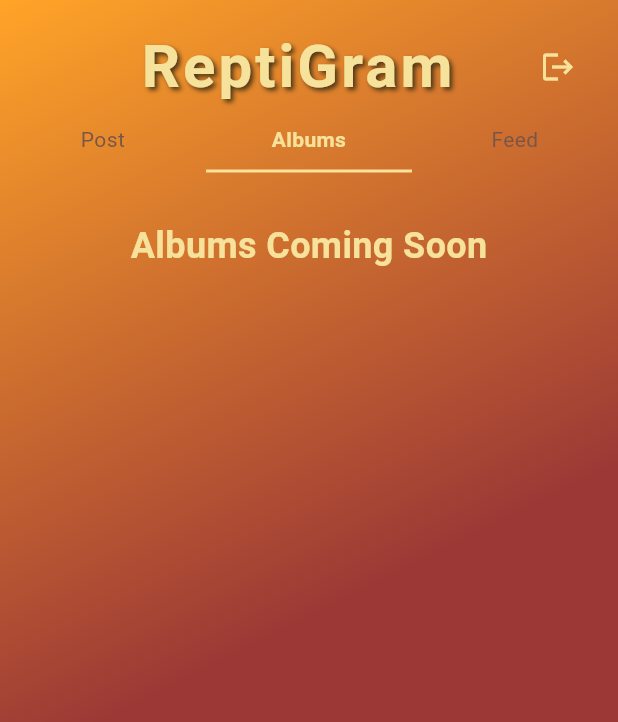
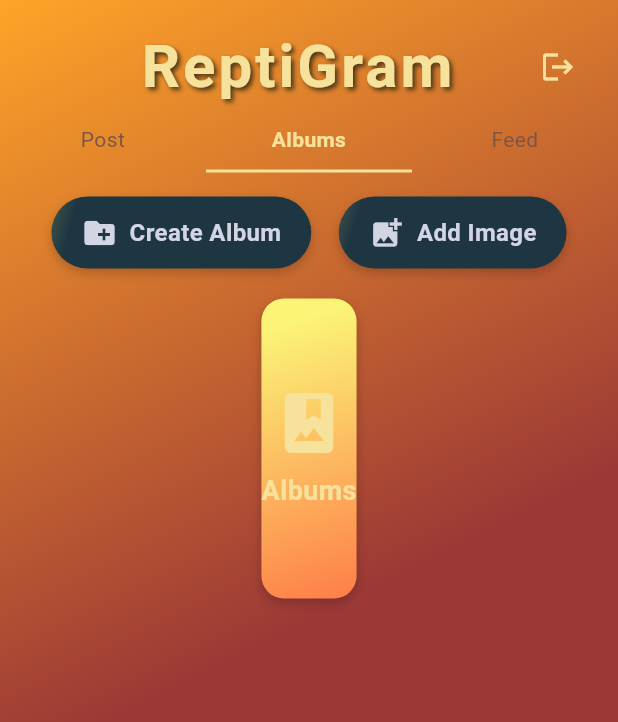
Before and after one commit to FelipeJuarezJr/ReptiGramFinalApp, a Flutter app: the AlbumsScreen screen opened directly, on a phone screen of 412 x 824 dp. Shown: the top 722 px of the screen. Run offline on Flutter 3.47's test engine with Material 3 defaults, Android fonts, the phone set to English and light mode, and no system bars; our stand-ins replace firebase_auth, firebase_core, flutter_dotenv, flutter_svg, google_sign_in; accounts and stored records are empty; generated files the repository leaves out were written again.

Commit message:
Added Create Album & Add Image icons

```diff
--- a/lib/screens/albums_screen.dart
+++ b/lib/screens/albums_screen.dart
@@ -25,21 +25,38 @@ class _AlbumsScreenState extends State<AlbumsScreen> {
               const TitleHeader(),
               const Header(initialIndex: 1),
               Expanded(
-                child: SingleChildScrollView(
+                child: Padding(
                   padding: const EdgeInsets.all(16.0),
                   child: Column(
                     children: [
-                      // Album content will go here
-                      Container(
-                        padding: const EdgeInsets.all(16.0),
-                        child: const Text(
-                          'Albums Coming Soon',
-                          style: TextStyle(
-                            color: AppColors.titleText,
-                            fontSize: 24,
-                            fontWeight: FontWeight.bold,
+                      // Action Buttons at the top
+                      Row(
+                        mainAxisAlignment: MainAxisAlignment.spaceEvenly,
+                        children: [
+                          _buildActionButton(
+                            'Create Album',
+                            Icons.create_new_folder,
+                            () {
+                              // TODO: Navigate to Create Album view
+                            },
                           ),
-                        ),
+                          _buildActionButton(
+                            'Add Image',
+                            Icons.add_photo_alternate,
+                            () {
+                              // TODO: Navigate to Add Image view
+                            },
+                          ),
+                        ],
+                      ),
+                      const SizedBox(height: 20),
+                      // Albums Grid below
+                      _buildOptionCard(
+                        'Albums',
+                        Icons.photo_album,
+                        () {
+                          // TODO: Navigate to Albums view
+                        },
                       ),
                     ],
                   ),
@@ -51,4 +68,81 @@ class _AlbumsScreenState extends State<AlbumsScreen> {
       ),
     );
   }
+
+  Widget _buildOptionCard(String title, IconData icon, VoidCallback onTap) {
+    return InkWell(
+      onTap: onTap,
+      child: Container(
+        height: 200,  // Set a fixed height for the album card
+        decoration: BoxDecoration(
+          gradient: AppColors.inputGradient,
+          borderRadius: BorderRadius.circular(15),
+          boxShadow: [
+            BoxShadow(
+              color: Colors.black.withOpacity(0.2),
+              blurRadius: 5,
+              offset: const Offset(0, 3),
+            ),
+          ],
+        ),
+        child: Column(
+          mainAxisAlignment: MainAxisAlignment.center,
+          children: [
+            Icon(
+              icon,
+              size: 48,
+              color: AppColors.titleText,
+            ),
+            const SizedBox(height: 8),
+            Text(
+              title,
+              style: const TextStyle(
+                color: AppColors.titleText,
+                fontSize: 18,
+                fontWeight: FontWeight.bold,
+              ),
+            ),
+          ],
+        ),
+      ),
+    );
+  }
+
+  Widget _buildActionButton(String title, IconData icon, VoidCallback onTap) {
+    return InkWell(
+      onTap: onTap,
+      child: Container(
+        padding: const EdgeInsets.symmetric(horizontal: 20, vertical: 12),
+        decoration: BoxDecoration(
+          gradient: AppColors.loginGradient,
+          borderRadius: BorderRadius.circular(25),
+          boxShadow: [
+            BoxShadow(
+              color: Colors.black.withOpacity(0.2),
+              blurRadius: 5,
+              offset: const Offset(0, 3),
+            ),
+          ],
+        ),
+        child: Row(
+          children: [
+            Icon(
+              icon,
+              color: AppColors.buttonText,
+              size: 24,
+            ),
+            const SizedBox(width: 8),
+            Text(
+              title,
+              style: const TextStyle(
+                color: AppColors.buttonText,
+                fontSize: 16,
+                fontWeight: FontWeight.bold,
+              ),
+            ),
+          ],
+        ),
+      ),
+    );
+  }
 }
```
